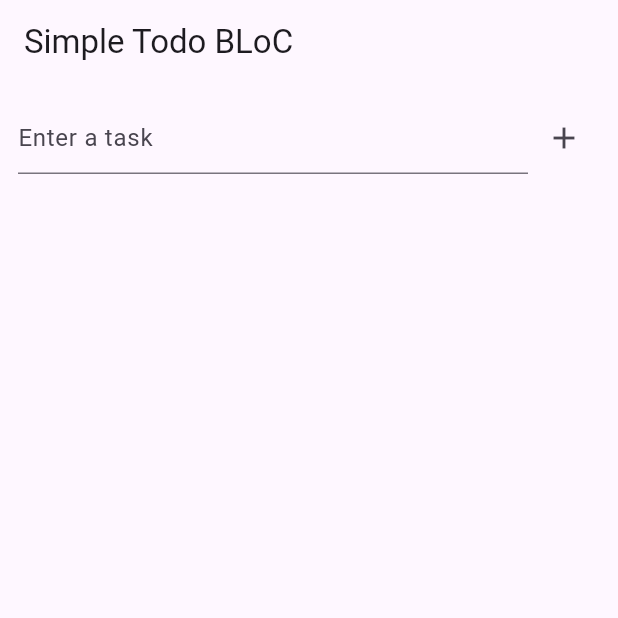
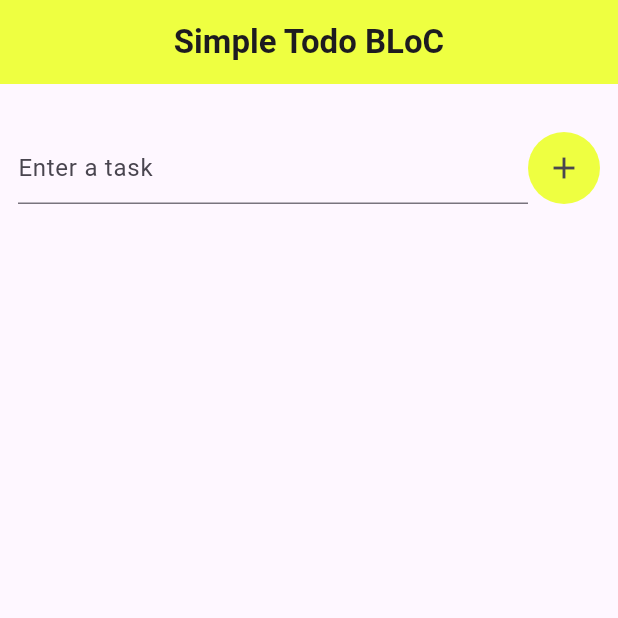
Before and after one commit to CodeWithAmmar1/bLoC-TODO, a Flutter app: the screen it shows after launch, after a tap on the "add" icon, on a phone screen of 412 x 824 dp, the top half of it. Run offline on Flutter 3.47's test engine with Material 3 defaults, Android fonts, the phone set to English and light mode, and no system bars; our stand-ins replace flutter_bloc.

Commit message:
Updating ui

```diff
--- a/lib/main.dart
+++ b/lib/main.dart
@@ -5,23 +5,37 @@ import 'package:flutter/material.dart';
 import 'package:flutter_bloc/flutter_bloc.dart';
 
 void main() {
-  runApp(BlocProvider(
+  runApp(MyApp());
+}
+class MyApp extends StatelessWidget {
+  const MyApp({super.key});
+
+  @override
+  Widget build(BuildContext context) {
+    return BlocProvider(
     create: (_) => TodoBloc(),
-    child: MaterialApp(home: TodoApp()),
-  ));
+    child: MaterialApp(
+      debugShowCheckedModeBanner: false,
+      home: TodoApp()),
+  );
   }
-
+}
 class TodoApp extends StatelessWidget {
   final TextEditingController controller = TextEditingController();
+
+  TodoApp({super.key});
 
   @override
   Widget build(BuildContext context) {
     final todoBloc = context.read<TodoBloc>();
 
     return Scaffold(
-      appBar: AppBar(title: Text('Simple Todo BLoC')),
+      appBar: AppBar(
+        backgroundColor: Colors.limeAccent,
+        title: Text('Simple Todo BLoC',style: TextStyle(fontWeight: FontWeight.bold,),),centerTitle: true,),
       body: Column(
         children: [
+          SizedBox(height: 20,),
           Padding(
             padding: EdgeInsets.all(12),
             child: Row(
@@ -32,7 +46,12 @@ class TodoApp extends StatelessWidget {
                     decoration: InputDecoration(hintText: 'Enter a task'),
                   ),
                 ),
-                IconButton(
+                Container(
+                decoration:BoxDecoration(
+                  color: Colors.limeAccent,shape: BoxShape.circle
+
+                ) ,
+                  child: IconButton(
                     icon: Icon(Icons.add),
                     onPressed: () {
                       if (controller.text.trim().isNotEmpty) {
@@ -40,6 +59,7 @@ class TodoApp extends StatelessWidget {
                         controller.clear();
                       }
                     },
+                  ),
                 ),
               ],
             ),
```
Lines whose indentation alone changed are shown as unchanged.
